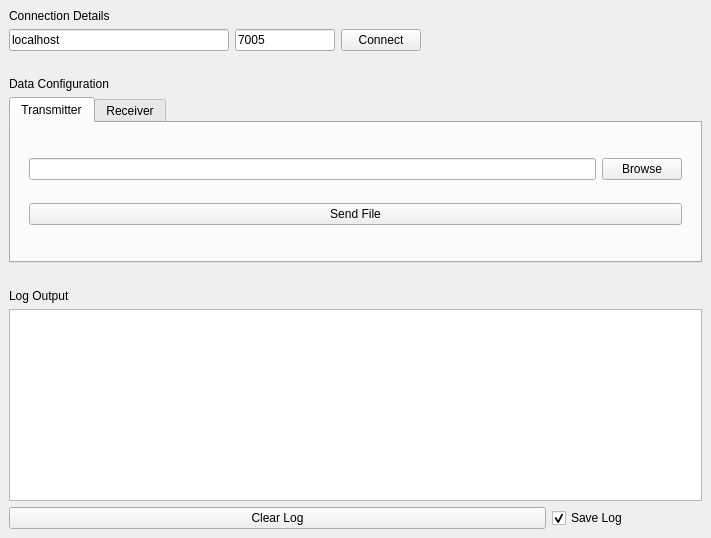
Before: the Qt Designer form ui/ui_client.ui in arilence/protocol-sliding-window, drawn with Qt 5.
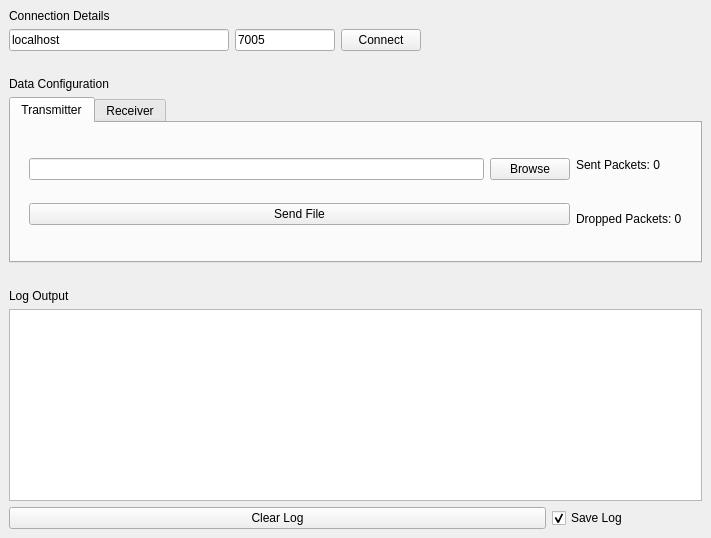
After: the same form once the commit is applied.

Commit message: Add sent and dropped packet labels

```diff
--- a/ui/ui_client.ui
+++ b/ui/ui_client.ui
@@ -181,6 +181,8 @@
               <height>100</height>
              </size>
             </property>
+            <layout class="QHBoxLayout" name="horizontalLayout_6">
+             <item>
             <layout class="QVBoxLayout" name="verticalLayout_3">
              <item>
               <layout class="QHBoxLayout" name="horizontalLayout">
@@ -209,6 +211,26 @@
                 <string>Send File</string>
                </property>
               </widget>
+               </item>
+              </layout>
+             </item>
+             <item>
+              <layout class="QVBoxLayout" name="verticalLayout_4">
+               <item>
+                <widget class="QLabel" name="sentPackets">
+                 <property name="text">
+                  <string>Sent Packets: 0</string>
+                 </property>
+                </widget>
+               </item>
+               <item>
+                <widget class="QLabel" name="droppedPackets">
+                 <property name="text">
+                  <string>Dropped Packets: 0</string>
+                 </property>
+                </widget>
+               </item>
+              </layout>
              </item>
             </layout>
            </widget>
```
Left out of the diff: 2 changed lines with no effect on the pictures. Lines whose indentation alone changed are shown as unchanged. The commit also changes 4 other files.
